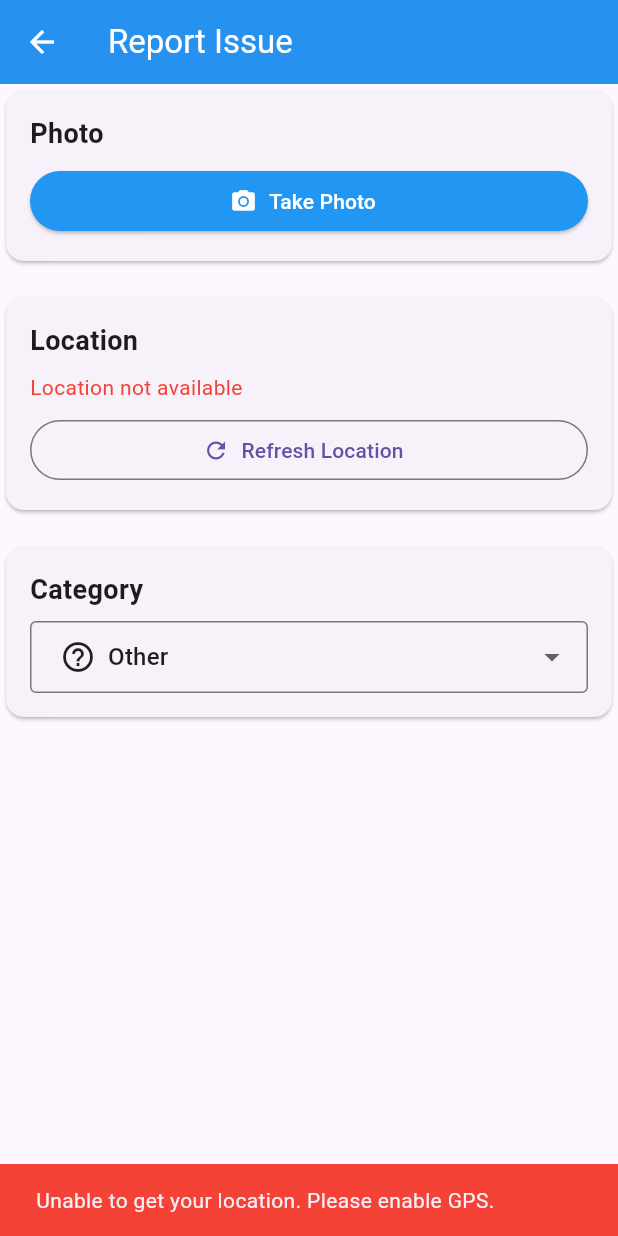
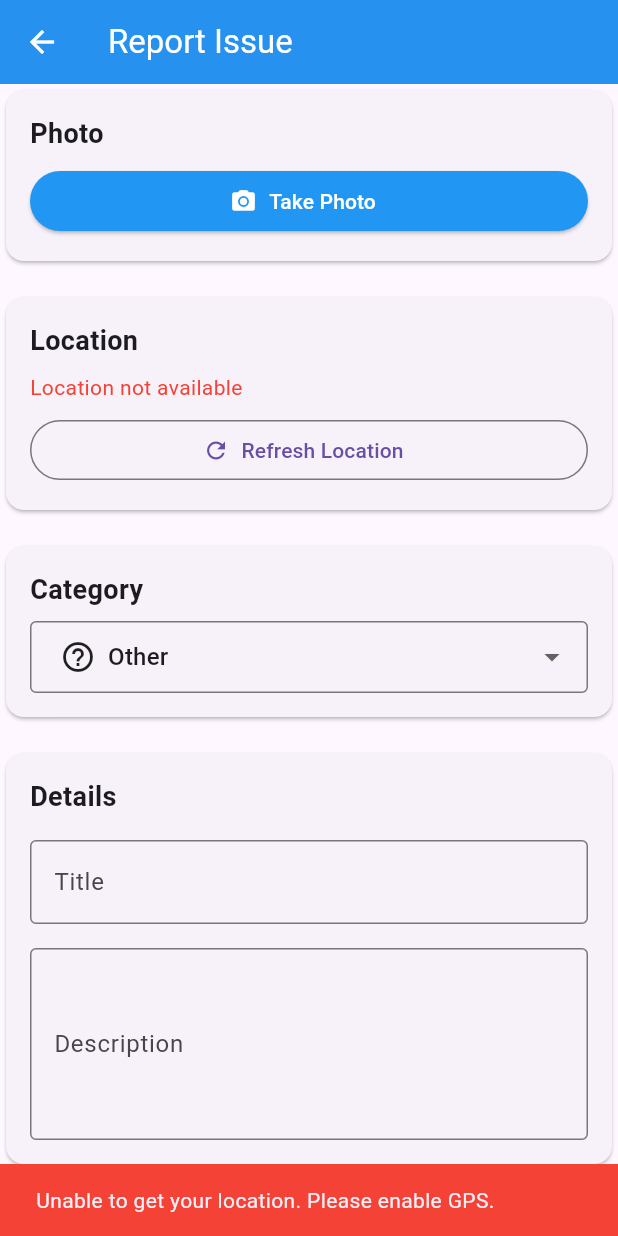
Before and after one commit to Jakaza/muni-issue-reporting, a Flutter app: the ReportIssueScreen screen opened directly, on a phone screen of 412 x 824 dp. Run offline on Flutter 3.47's test engine with Material 3 defaults, Android fonts, the phone set to English and light mode, and no system bars; our stand-ins replace camera, geolocator, permission_handler, shared_preferences; missing offline and left inert: camera_platform_interface; accounts and stored records are empty.

Commit message:
Add button

```diff
--- a/lib/screens/report_issue_screen.dart
+++ b/lib/screens/report_issue_screen.dart
@@ -333,9 +333,87 @@ class _ReportIssueScreenState extends State<ReportIssueScreen> {
 
             const SizedBox(height: 16),
 
+            // Title and description
+            Card(
+              child: Padding(
+                padding: const EdgeInsets.all(16.0),
+                child: Column(
+                  crossAxisAlignment: CrossAxisAlignment.start,
+                  children: [
+                    const Text(
+                      'Details',
+                      style: TextStyle(
+                        fontSize: 18,
+                        fontWeight: FontWeight.bold,
+                      ),
+                    ),
+                    const SizedBox(height: 16),
+                    TextFormField(
+                      controller: _titleController,
+                      decoration: const InputDecoration(
+                        labelText: 'Title',
+                        border: OutlineInputBorder(),
+                        hintText: 'Brief title for the issue',
+                      ),
+                      validator: (value) {
+                        if (value == null || value.trim().isEmpty) {
+                          return 'Please enter a title';
+                        }
+                        return null;
+                      },
+                    ),
+                    const SizedBox(height: 16),
+                    TextFormField(
+                      controller: _descriptionController,
+                      decoration: const InputDecoration(
+                        labelText: 'Description',
+                        border: OutlineInputBorder(),
+                        hintText: 'Describe the issue in detail',
+                      ),
+                      maxLines: 4,
+                      validator: (value) {
+                        if (value == null || value.trim().isEmpty) {
+                          return 'Please enter a description';
+                        }
+                        return null;
+                      },
+                    ),
+                  ],
+                ),
+              ),
+            ),
+
+            const SizedBox(height: 24),
+
             // center
 
             // bottom
+            const SizedBox(height: 24),
+
+            // Submit button
+            SizedBox(
+              width: double.infinity,
+              child: ElevatedButton.icon(
+                onPressed: _isSubmitting ? null : _submitReport,
+                icon:
+                    _isSubmitting
+                        ? const SizedBox(
+                          width: 16,
+                          height: 16,
+                          child: CircularProgressIndicator(
+                            strokeWidth: 2,
+                            valueColor: AlwaysStoppedAnimation<Color>(
+                              Colors.white,
+                            ),
+                          ),
+                        )
+                        : const Icon(Icons.send),
+                label: Text(_isSubmitting ? 'Submitting...' : 'Submit Report'),
+                style: ElevatedButton.styleFrom(
+                  padding: const EdgeInsets.symmetric(vertical: 16),
+                ),
+              ),
+            ),
           ],
         ),
       ),
```
